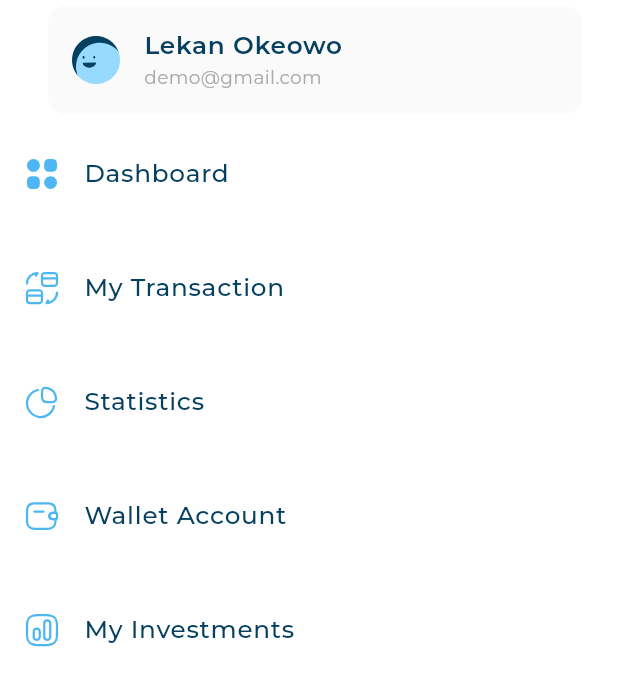
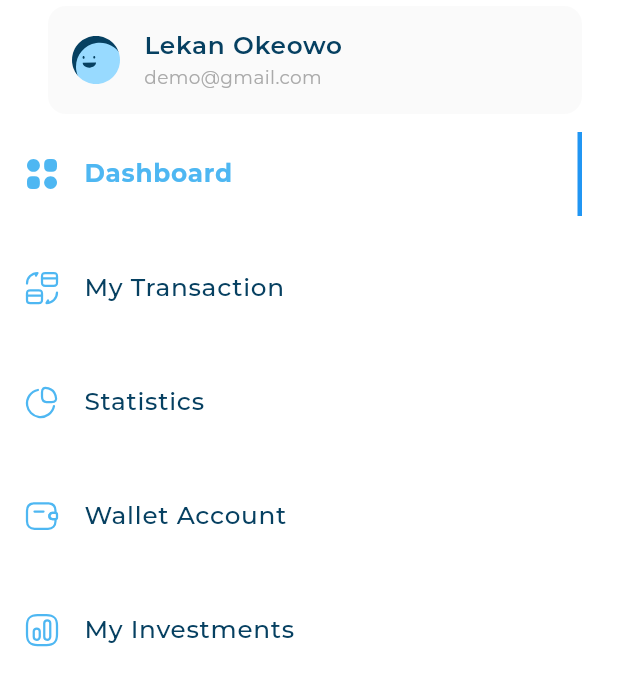
Before and after one commit to Zakarya-Jawish/Resopnsive_Dashboard, a Flutter app: the CustomDrawer widget shown alone on an empty page, opened directly, on a phone screen of 412 x 824 dp. Shown: the top 686 px of the screen. Run offline on Flutter 3.47's test engine with Material 3 defaults, Android fonts, the phone set to English and light mode, and no system bars; our stand-ins replace flutter_svg; project files that could hold a hidden picture were left out.

Commit message:
change state of drawer item - create active and un active drawer item

```diff
--- a/lib/views/widgets/custom_drawer.dart
+++ b/lib/views/widgets/custom_drawer.dart
@@ -1,34 +1,18 @@
 import 'package:flutter/material.dart';
-import 'package:responsive_dashboard_x/models/drawer_itme_model.dart';
 import 'package:responsive_dashboard_x/utils/app_images.dart';
 import 'package:responsive_dashboard_x/views/widgets/drawer_item_list_view.dart';
 import 'package:responsive_dashboard_x/views/widgets/user_info_list_tile.dart';
 
 class CustomDrawer extends StatelessWidget {
   const CustomDrawer({super.key});
-  static List<DrawerItemModel> items = [
-    DrawerItemModel(image: Assets.dashboard, title: 'Dashboard'),
-    DrawerItemModel(
-      image: Assets.myTransctions,
-      title: 'My Transaction',
-    ),
-    DrawerItemModel(image: Assets.statistics, title: 'Statistics'),
-    DrawerItemModel(
-      image: Assets.walletAccount,
-      title: 'Wallet Account',
-    ),
-    DrawerItemModel(
-      image: Assets.myInvestments,
-      title: 'My Investments',
-    ),
-  ];
+
   @override
   Widget build(BuildContext context) {
     return Container(
       color: Colors.white,
-      child: Column(
+      child: const Column(
         children: [
-          const Padding(
+          Padding(
             padding: EdgeInsets.only(left: 28.0, right: 20),
             child: UserInfoListTile(
               image: Assets.avatar3,
@@ -36,8 +20,8 @@ class CustomDrawer extends StatelessWidget {
               subtitle: 'demo@gmail.com',
             ),
           ),
-          const SizedBox(height: 8),
-          DrawerItemListView(items: items),
+          SizedBox(height: 8),
+          DrawerItemListView(),
         ],
       ),
     );
--- a/lib/views/widgets/drawer_item.dart
+++ b/lib/views/widgets/drawer_item.dart
@@ -1,19 +1,20 @@
 import 'package:flutter/material.dart';
-import 'package:flutter_svg/svg.dart';
 import 'package:responsive_dashboard_x/models/drawer_itme_model.dart';
-import 'package:responsive_dashboard_x/utils/app_styles.dart';
+import 'package:responsive_dashboard_x/views/widgets/drawer_section/active_drawer_item.dart';
+import 'package:responsive_dashboard_x/views/widgets/drawer_section/unactive_drawer_item.dart';
 
 class DrawerItem extends StatelessWidget {
-  const DrawerItem({super.key, required this.drawerItemModel});
+  const DrawerItem({
+    super.key,
+    required this.drawerItemModel,
+    required this.isActive,
+  });
   final DrawerItemModel drawerItemModel;
+  final bool isActive;
   @override
   Widget build(BuildContext context) {
-    return ListTile(
-      leading: SvgPicture.asset(drawerItemModel.image),
-      title: Text(
-        drawerItemModel.title,
-        style: AppStyles.styleMedium16(context),
-      ),
-    );
+    return !isActive
+        ? UnActiveDrawerItem(drawerItemModel: drawerItemModel)
+        : ActiveDrawerItem(drawerItemModel: drawerItemModel);
   }
 }
--- a/lib/views/widgets/drawer_item_list_view.dart
+++ b/lib/views/widgets/drawer_item_list_view.dart
@@ -1,12 +1,34 @@
 import 'package:flutter/material.dart';
 import 'package:responsive_dashboard_x/models/drawer_itme_model.dart';
+import 'package:responsive_dashboard_x/utils/app_images.dart';
 import 'package:responsive_dashboard_x/views/widgets/drawer_item.dart';
 
-class DrawerItemListView extends StatelessWidget {
-  const DrawerItemListView({super.key, required this.items});
+class DrawerItemListView extends StatefulWidget {
+  const DrawerItemListView({super.key});
 
-  final List<DrawerItemModel> items;
+  @override
+  State<DrawerItemListView> createState() =>
+      _DrawerItemListViewState();
+}
 
+class _DrawerItemListViewState extends State<DrawerItemListView> {
+  int activeIndex = 0;
+  List<DrawerItemModel> items = [
+    DrawerItemModel(image: Assets.dashboard, title: 'Dashboard'),
+    DrawerItemModel(
+      image: Assets.myTransctions,
+      title: 'My Transaction',
+    ),
+    DrawerItemModel(image: Assets.statistics, title: 'Statistics'),
+    DrawerItemModel(
+      image: Assets.walletAccount,
+      title: 'Wallet Account',
+    ),
+    DrawerItemModel(
+      image: Assets.myInvestments,
+      title: 'My Investments',
+    ),
+  ];
   @override
   Widget build(BuildContext context) {
     return Expanded(
@@ -16,7 +38,19 @@ class DrawerItemListView extends StatelessWidget {
         itemBuilder:
             (context, index) => Padding(
               padding: const EdgeInsets.only(bottom: 20.0),
-              child: DrawerItem(drawerItemModel: items[index]),
+              child: GestureDetector(
+                onTap: () {
+                  if (activeIndex != index) {
+                    setState(() {
+                      activeIndex = index;
+                    });
+                  }
+                },
+                child: DrawerItem(
+                  drawerItemModel: items[index],
+                  isActive: index == activeIndex,
+                ),
+              ),
             ),
         itemCount: items.length,
       ),
--- /dev/null
+++ b/lib/views/widgets/drawer_section/active_drawer_item.dart
@@ -0,0 +1,22 @@
+import 'package:flutter/material.dart';
+import 'package:flutter_svg/svg.dart';
+import 'package:responsive_dashboard_x/models/drawer_itme_model.dart';
+import 'package:responsive_dashboard_x/utils/app_styles.dart';
+
+class ActiveDrawerItem extends StatelessWidget {
+  const ActiveDrawerItem({super.key, required this.drawerItemModel});
+
+  final DrawerItemModel drawerItemModel;
+
+  @override
+  Widget build(BuildContext context) {
+    return ListTile(
+      leading: SvgPicture.asset(drawerItemModel.image),
+      title: Text(
+        drawerItemModel.title,
+        style: AppStyles.styleBold16(context),
+      ),
+      trailing: Container(width: 3, color: Colors.blue),
+    );
+  }
+}
--- /dev/null
+++ b/lib/views/widgets/drawer_section/unactive_drawer_item.dart
@@ -0,0 +1,24 @@
+import 'package:flutter/material.dart';
+import 'package:flutter_svg/svg.dart';
+import 'package:responsive_dashboard_x/models/drawer_itme_model.dart';
+import 'package:responsive_dashboard_x/utils/app_styles.dart';
+
+class UnActiveDrawerItem extends StatelessWidget {
+  const UnActiveDrawerItem({
+    super.key,
+    required this.drawerItemModel,
+  });
+
+  final DrawerItemModel drawerItemModel;
+
+  @override
+  Widget build(BuildContext context) {
+    return ListTile(
+      leading: SvgPicture.asset(drawerItemModel.image),
+      title: Text(
+        drawerItemModel.title,
+        style: AppStyles.styleMedium16(context),
+      ),
+    );
+  }
+}
```
